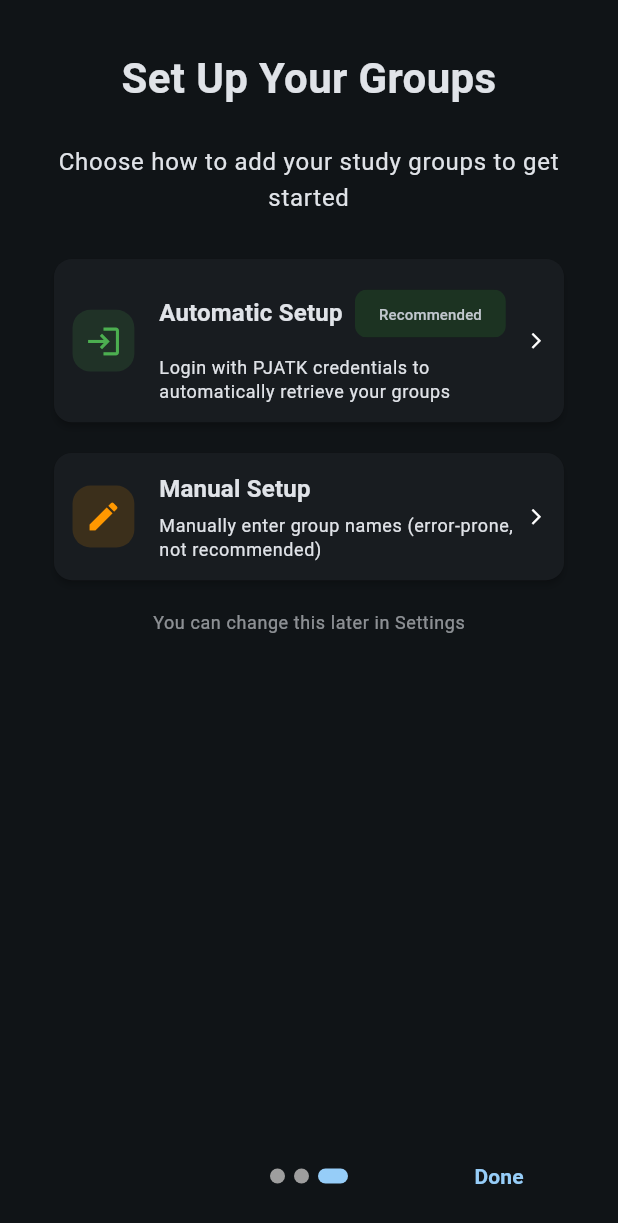
After one commit to hdbg/pjatka, a Flutter app: the screen it shows after launch, swiped to page 3, on a phone screen of 412 x 824 dp. The commit adds this screen. Shown: the top 1223 px of the screen. Run offline on Flutter 3.47's test engine with Material 3 defaults, Android fonts, the phone set to English and light mode, and no system bars; drawn by our look-alikes of introduction_screen; our stand-ins replace dio, drift, drift_flutter, flutter_hooks, flutter_riverpod, freezed_annotation and 10 more; missing offline and left inert: canonical_adaptive_scaffold, drift_db_viewer, flutter_inappwebview, semaphore, talker_dio_logger; accounts and stored records are empty; generated files the repository leaves out were written again; statements that could not run were skipped.

Commit message:
feat: first-run onboarding with groups setup

```diff
--- /dev/null
+++ b/lib/features/onboarding/onboarding_pages.dart
@@ -0,0 +1,189 @@
+import 'package:flutter/material.dart';
+import 'package:introduction_screen/introduction_screen.dart';
+import 'package:sizer/sizer.dart';
+
+class OnboardingPages {
+  static List<PageViewModel> getPages({
+    required VoidCallback onManualSetup,
+    required VoidCallback onAutomaticSetup,
+  }) {
+    return [
+      PageViewModel(
+        title: 'Welcome to PJATK App',
+        body: 'Your personal schedule assistant for PJATK classes',
+        image: Center(child: Image.asset('assets/icon.png', height: 40.h)),
+        decoration: _getPageDecoration(),
+      ),
+
+      PageViewModel(
+        title: 'View Your Schedule',
+        body:
+            'Track all your lectures, seminars, and thesis meetings in one place. '
+            'Get a clear overview of your week with calendar views.',
+        image: Center(
+          child: Icon(
+            Icons.calendar_month,
+            size: 15.h,
+            color: Colors.lightBlue,
+          ),
+        ),
+        decoration: _getPageDecoration(),
+      ),
+
+      PageViewModel(
+        title: 'Set Up Your Groups',
+        bodyWidget: _GroupSetupWidget(
+          onManualSetup: onManualSetup,
+          onAutomaticSetup: onAutomaticSetup,
+        ),
+        decoration: _getPageDecoration(),
+      ),
+    ];
+  }
+
+  static PageDecoration _getPageDecoration() {
+    return const PageDecoration(
+      titleTextStyle: TextStyle(fontSize: 28.0, fontWeight: FontWeight.w700),
+      bodyTextStyle: TextStyle(fontSize: 16.0),
+      bodyPadding: EdgeInsets.fromLTRB(16.0, 0.0, 16.0, 16.0),
+      pageColor: Colors.transparent,
+      imagePadding: EdgeInsets.zero,
+    );
+  }
+}
+
+class _GroupSetupWidget extends StatelessWidget {
+  final VoidCallback onManualSetup;
+  final VoidCallback onAutomaticSetup;
+
+  const _GroupSetupWidget({
+    required this.onManualSetup,
+    required this.onAutomaticSetup,
+  });
+
+  @override
+  Widget build(BuildContext context) {
+    final theme = Theme.of(context);
+
+    return Column(
+      mainAxisSize: MainAxisSize.min,
+      children: [
+        Text(
+          'Choose how to add your study groups to get started',
+          style: theme.textTheme.bodyLarge,
+          textAlign: TextAlign.center,
+        ),
+        SizedBox(height: 3.h),
+
+        // Automatic option (recommended)
+        _SetupOptionCard(
+          icon: Icons.login,
+          title: 'Automatic Setup',
+          subtitle:
+              'Login with PJATK credentials to automatically retrieve your groups',
+          color: Colors.green,
+          recommended: true,
+          onTap: onAutomaticSetup,
+        ),
+
+        SizedBox(height: 1.5.h),
+
+        // Manual option
+        _SetupOptionCard(
+          icon: Icons.edit,
+          title: 'Manual Setup',
+          subtitle: 'Manually enter group names (error-prone, not recommended)',
+          color: Colors.orange,
+          recommended: false,
+          onTap: onManualSetup,
+        ),
+
+        SizedBox(height: 2.h),
+        Text(
+          'You can change this later in Settings',
+          style: theme.textTheme.bodySmall?.copyWith(
+            color: theme.colorScheme.onSurface.withValues(alpha: 0.6),
+          ),
+        ),
+      ],
+    );
+  }
+}
+
+class _SetupOptionCard extends StatelessWidget {
+  final IconData icon;
+  final String title;
+  final String subtitle;
+  final Color color;
+  final bool recommended;
+  final VoidCallback onTap;
+
+  const _SetupOptionCard({
+    required this.icon,
+    required this.title,
+    required this.subtitle,
+    required this.color,
+    required this.recommended,
+    required this.onTap,
+  });
+
+  @override
+  Widget build(BuildContext context) {
+    final theme = Theme.of(context);
+
+    return Card(
+      elevation: 2,
+      child: InkWell(
+        onTap: onTap,
+        borderRadius: BorderRadius.circular(12),
+        child: Padding(
+          padding: EdgeInsets.all(1.5.h),
+          child: Row(
+            children: [
+              Container(
+                padding: EdgeInsets.all(1.h),
+                decoration: BoxDecoration(
+                  color: color.withValues(alpha: 0.15),
+                  borderRadius: BorderRadius.circular(12),
+                ),
+                child: Icon(icon, size: 3.h, color: color),
+              ),
+              SizedBox(width: 4.w),
+              Expanded(
+                child: Column(
+                  crossAxisAlignment: CrossAxisAlignment.start,
+                  children: [
+                    Row(
+                      children: [
+                        Text(
+                          title,
+                          style: theme.textTheme.titleMedium?.copyWith(
+                            fontWeight: FontWeight.bold,
+                          ),
+                        ),
+                        if (recommended) ...[
+                          SizedBox(width: 2.w),
+                          Chip(
+                            label: const Text('Recommended'),
+                            labelStyle: const TextStyle(fontSize: 10),
+                            backgroundColor: Colors.green.withValues(
+                              alpha: 0.2,
+                            ),
+                            side: BorderSide.none,
+                          ),
+                        ],
+                      ],
+                    ),
+                    SizedBox(height: 0.5.h),
+                    Text(subtitle, style: theme.textTheme.bodySmall),
+                  ],
+                ),
+              ),
+              Icon(Icons.arrow_forward_ios, size: 1.5.h),
+            ],
+          ),
+        ),
+      ),
+    );
+  }
+}
--- /dev/null
+++ b/lib/features/onboarding/onboarding_screen.dart
@@ -0,0 +1,90 @@
+import 'package:flutter/material.dart';
+import 'package:flutter_riverpod/flutter_riverpod.dart';
+import 'package:introduction_screen/introduction_screen.dart';
+import 'package:pjatka/features/onboarding/onboarding_pages.dart';
+import 'package:pjatka/features/settings/provider.dart';
+import 'package:pjatka/screens/groups_retriever.dart';
+import 'package:riverpod_annotation/riverpod_annotation.dart';
+
+part 'onboarding_screen.g.dart';
+
+@Riverpod(keepAlive: true)
+class OnboardingSetup extends _$OnboardingSetup {
+  @override
+  Future<bool> build() async {
+    return false;
+  }
+
+  void handleManualSetup(BuildContext context) async {
+    state = AsyncData(true);
+  }
+
+  Future<void> handleAutomaticSetup(BuildContext context) async {
+    state = AsyncValue.loading();
+
+    state = await AsyncValue.guard(() async {
+      await showGroupsRetriever(context);
+
+      final groups = ref.read(settingsProvider).groups;
+      if (!groups.isNotEmpty) {
+        if (context.mounted) {
+          ScaffoldMessenger.of(context).showSnackBar(
+            SnackBar(
+              content: const Text('No groups found. Please try manual setup.'),
+              action: SnackBarAction(
+                label: 'Manual',
+                onPressed: () => handleManualSetup(context),
+              ),
+            ),
+          );
+        }
+      }
+
+      return true;
+    });
+  }
+}
+
+class OnboardingScreen extends ConsumerWidget {
+  const OnboardingScreen({super.key});
+
+  @override
+  Widget build(BuildContext context, WidgetRef ref) {
+    ref.listen<AsyncValue<bool>>(onboardingSetupProvider, (previous, next) {
+      next.whenData((groupsAdded) {
+        if (groupsAdded) {
+          ref.read(onboardingProvider.notifier).completeOnboarding();
+        }
+      });
+    });
+
+    return Scaffold(
+      body: IntroductionScreen(
+        pages: OnboardingPages.getPages(
+          onManualSetup: () => ref
+              .read(onboardingSetupProvider.notifier)
+              .handleManualSetup(context),
+          onAutomaticSetup: () => ref
+              .read(onboardingSetupProvider.notifier)
+              .handleAutomaticSetup(context),
+        ),
+        onDone: () =>
+            ref.read(onboardingProvider.notifier).completeOnboarding(),
+        showNextButton: true,
+        showDoneButton: true,
+        next: const Icon(Icons.arrow_forward),
+        done: const Text('Done', style: TextStyle(fontWeight: FontWeight.w600)),
+        dotsDecorator: DotsDecorator(
+          size: const Size.square(10.0),
+          activeSize: const Size(20.0, 10.0),
+          activeColor: Theme.of(context).colorScheme.primary,
+          color: Colors.grey,
+          spacing: const EdgeInsets.symmetric(horizontal: 3.0),
+          activeShape: RoundedRectangleBorder(
+            borderRadius: BorderRadius.circular(25.0),
+          ),
+        ),
+      ),
+    );
+  }
+}
--- a/lib/features/settings/provider.dart
+++ b/lib/features/settings/provider.dart
@@ -118,3 +118,24 @@ class Settings extends _$Settings {
     state = state.copyWith(maxDateDaysOffset: offset);
   }
 }
+
+const _onboardingKey = 'onboarding_completed';
+
+@Riverpod(keepAlive: true)
+class Onboarding extends _$Onboarding {
+  @override
+  Future<bool> build() async {
+    final isCompleted = await asyncPrefs.getBool(_onboardingKey);
+    return isCompleted ?? false;
+  }
+
+  Future<void> completeOnboarding() async {
+    await asyncPrefs.setBool(_onboardingKey, true);
+    state = AsyncData(true);
+  }
+
+  Future<void> resetOnboarding() async {
+    await asyncPrefs.remove(_onboardingKey);
+    state = AsyncData(false);
+  }
+}
--- a/lib/main.dart
+++ b/lib/main.dart
@@ -1,5 +1,7 @@
 import 'package:flutter/material.dart';
 import 'package:flutter_riverpod/flutter_riverpod.dart';
+import 'package:pjatka/features/onboarding/onboarding_screen.dart';
+import 'package:pjatka/features/settings/provider.dart';
 import 'package:pjatka/home.dart';
 import 'package:pjatka/screens/settings/screen.dart';
 import 'package:pjatka/utils.dart';
@@ -25,11 +27,13 @@ void main() {
   runApp(const ProviderScope(child: MyApp()));
 }
 
-class MyApp extends StatelessWidget {
+class MyApp extends ConsumerWidget {
   const MyApp({super.key});
 
   @override
-  Widget build(BuildContext context) {
+  Widget build(BuildContext context, WidgetRef ref) {
+    final hasCompletedOnboarding = ref.watch(onboardingProvider).value ?? false;
+
     return Sizer(
       builder: (context, orientation, deviceType) {
         return MaterialApp(
@@ -43,7 +47,8 @@ class MyApp extends StatelessWidget {
           ),
           themeMode: ThemeMode.dark,
           home: SafeArea(
-            child: Scaffold(
+            child: hasCompletedOnboarding
+                ? Scaffold(
                     // appBar: AppBar(
                     //   title: FittedBox(
                     //     fit: BoxFit.scaleDown,
@@ -56,7 +61,8 @@ class MyApp extends StatelessWidget {
                     body: HomeRouter(
                       destinations: [scheduleDestination, settingsDestination],
                     ),
-            ),
+                  )
+                : const OnboardingScreen(),
           ),
         );
       },
--- a/lib/screens/groups_retriever.dart
+++ b/lib/screens/groups_retriever.dart
@@ -119,7 +119,12 @@ Future<void> showGroupsRetriever(BuildContext context) {
   final completer = Completer<void>();
 
   Navigator.of(context).push(
-    MaterialPageRoute(builder: (context) => GroupsRetriever(onDone: completer)),
+    MaterialPageRoute(builder: (context) => Scaffold(
+
+      appBar: AppBar(
+        title: const Text('Retrieve Groups'),
+      ),
+      body: GroupsRetriever(onDone: completer))),
   );
 
   return completer.future
--- a/lib/screens/settings/settings/debug.dart
+++ b/lib/screens/settings/settings/debug.dart
@@ -1,6 +1,8 @@
 import 'package:drift_db_viewer/drift_db_viewer.dart';
 import 'package:flutter/material.dart';
+import 'package:flutter_riverpod/flutter_riverpod.dart';
 import 'package:pjatka/features/database/database.dart';
+import 'package:pjatka/features/settings/provider.dart';
 import 'package:pjatka/screens/groups_retriever.dart';
 import 'package:pjatka/screens/settings/screen.dart';
 import 'package:pjatka/utils.dart';
@@ -66,11 +68,11 @@ class _DebugHeader extends StatelessWidget {
   }
 }
 
-class _DebugActionCards extends StatelessWidget {
+class _DebugActionCards extends ConsumerWidget {
   const _DebugActionCards();
 
   @override
-  Widget build(BuildContext context) {
+  Widget build(BuildContext context, WidgetRef ref) {
     final theme = Theme.of(context);
     final colorScheme = theme.colorScheme;
 
@@ -95,7 +97,7 @@ class _DebugActionCards extends StatelessWidget {
           subtitle: 'Invokes gakko login to retrieve your study groups',
           color: Colors.purple.shade300,
           iconColor: colorScheme.primary,
-          isDangerous: true,
+          isDangerous: false,
           onTap: () => showGroupsRetriever(context),
         ),
         const SizedBox(height: 12),
@@ -105,10 +107,20 @@ class _DebugActionCards extends StatelessWidget {
           subtitle: 'View all cached data and database contents',
           color: colorScheme.primaryContainer,
           iconColor: colorScheme.primary,
-          isDangerous: true,
+          isDangerous: false,
           onTap: () => Navigator.of(context).push(
             MaterialPageRoute(builder: (context) => DriftDbViewer(db)),
           ),
+        ),
+         const SizedBox(height: 12),
+        _DebugCard(
+          icon: Icons.restart_alt,
+          title: 'Restart Onboarding',
+          subtitle: 'Reset onboarding completion status',
+          color: colorScheme.surface,
+          iconColor: colorScheme.primary,
+          isDangerous: false,
+          onTap: () => ref.read(onboardingProvider.notifier).resetOnboarding(),
         ),
         const SizedBox(height: 12),
         _DebugCard(
--- a/pubspec.yaml
+++ b/pubspec.yaml
@@ -37,6 +37,7 @@ dependencies:
   talker_flutter: ^5.1.9
   drift_db_viewer: ^2.1.0
   flutter_inappwebview: ^6.1.5
+  introduction_screen: ^4.0.0
 
 dev_dependencies:
   flutter_test:
```
Also changed, not shown: lib/features/onboarding/onboarding_screen.g.dart (added), lib/features/settings/provider.g.dart, pubspec.lock. Lines whose indentation alone changed are shown as unchanged.
